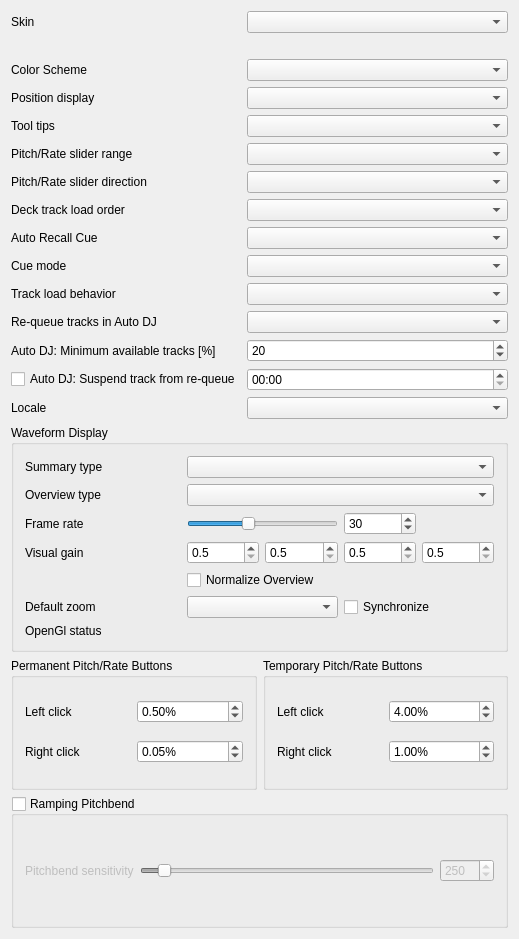
First picture: the form in src/dlgprefcontrolsdlg.ui, repository ywwg/mixxx, before the edit.
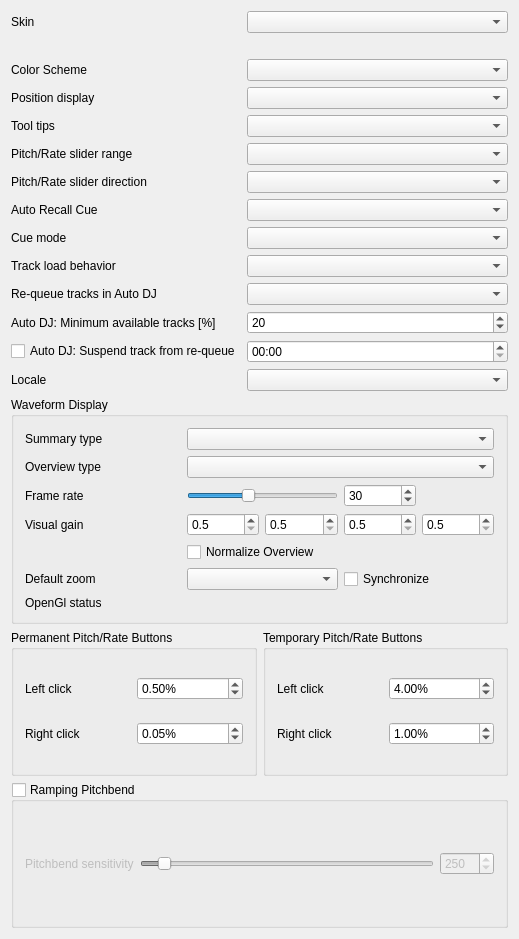
Second picture: the form after the edit.

Patch:
```diff
--- a/src/dlgprefcontrolsdlg.ui
+++ b/src/dlgprefcontrolsdlg.ui
@@ -597,7 +597,7 @@
    </item>
    <item row="0" column="0">
     <layout class="QGridLayout" name="GridLayout1">
-     <item row="10" column="0">
+     <item row="9" column="0">
       <widget class="QLabel" name="textLabelAllowTrackLoadToPlayingDeck">
        <property name="text">
         <string>Track load behavior</string>
@@ -607,7 +607,7 @@
        </property>
       </widget>
      </item>
-     <item row="10" column="1" colspan="2">
+     <item row="9" column="1" colspan="2">
       <widget class="QComboBox" name="ComboBoxAllowTrackLoadToPlayingDeck"/>
      </item>
      <item row="2" column="0">
@@ -671,7 +671,7 @@
        </property>
       </widget>
      </item>
-     <item row="13" column="0">
+     <item row="12" column="0">
       <widget class="QCheckBox" name="autoDjIgnoreTimeCheckBox">
        <property name="toolTip">
         <string>Uncheck, to ignore all played tracks.</string>
@@ -681,7 +681,7 @@
        </property>
       </widget>
      </item>
-     <item row="13" column="1" colspan="2">
+     <item row="12" column="1" colspan="2">
       <widget class="QTimeEdit" name="autoDjIgnoreTimeEdit">
        <property name="toolTip">
         <string>Duration after which a track is eligible for selection by Auto DJ again</string>
@@ -694,7 +694,7 @@
        </property>
       </widget>
      </item>
-     <item row="14" column="0">
+     <item row="13" column="0">
       <widget class="QLabel" name="textLabelLocale">
        <property name="text">
         <string>Locale</string>
@@ -704,7 +704,7 @@
        </property>
       </widget>
      </item>
-     <item row="14" column="1" colspan="2">
+     <item row="13" column="1" colspan="2">
       <widget class="QComboBox" name="ComboBoxLocale"/>
      </item>
      <item row="4" column="0">
@@ -803,10 +803,10 @@
        </property>
       </widget>
      </item>
-     <item row="9" column="1" colspan="2">
+     <item row="8" column="1" colspan="2">
       <widget class="QComboBox" name="ComboBoxCueDefault">
        <property name="toolTip">
-        <string>Mixxx mode:
+        <string>Mixxx mode: 
 - Cue button while pause at cue point = preview
 - Cue button while pause not at cue point = set cue point
 - Cue button while playing = pause at cue point
@@ -822,7 +822,7 @@
        </property>
       </widget>
      </item>
-     <item row="11" column="0">
+     <item row="10" column="0">
       <widget class="QLabel" name="textAutoDjRequeue">
        <property name="text">
         <string>Re-queue tracks in Auto DJ</string>
@@ -832,17 +832,17 @@
        </property>
       </widget>
      </item>
-     <item row="11" column="1" colspan="2">
+     <item row="10" column="1" colspan="2">
       <widget class="QComboBox" name="ComboBoxAutoDjRequeue"/>
      </item>
-     <item row="12" column="0">
+     <item row="11" column="0">
       <widget class="QLabel" name="autoDjMinimumAvailableLabel">
        <property name="text">
         <string>Auto DJ: Minimum available tracks [%]</string>
        </property>
       </widget>
      </item>
-     <item row="12" column="1" colspan="2">
+     <item row="11" column="1" colspan="2">
       <widget class="QSpinBox" name="autoDjMinimumAvailableSpinBox">
        <property name="toolTip">
         <string>This percentage of tracks are always available for selecting, regardless of when they were last played.</string>
@@ -900,20 +900,7 @@
        </property>
       </widget>
      </item>
--     <item row="7" column="1" colspan="2">
-      <widget class="QComboBox" name="ComboBoxDeckOrder"/>
-     </item>
      <item row="7" column="0">
-      <widget class="QLabel" name="textDeckOrder">
-       <property name="text">
-        <string>Deck track load order</string>
-       </property>
-       <property name="buddy">
-        <cstring>ComboBoxDeckOrder</cstring>
-       </property>
-      </widget>
-     </item>
-     <item row="8" column="0">
       <widget class="QLabel" name="textLabelCueRecall">
        <property name="text">
         <string>Auto Recall Cue</string>
@@ -923,10 +910,10 @@
        </property>
       </widget>
      </item>
-     <item row="8" column="1" colspan="2">
+     <item row="7" column="1" colspan="2">
       <widget class="QComboBox" name="ComboBoxCueRecall"/>
      </item>
-     <item row="9" column="0">
+     <item row="8" column="0">
       <widget class="QLabel" name="labelCueMode">
        <property name="text">
         <string>Cue mode</string>
```
Left out of the diff: 1 changed line with no effect on the pictures.
